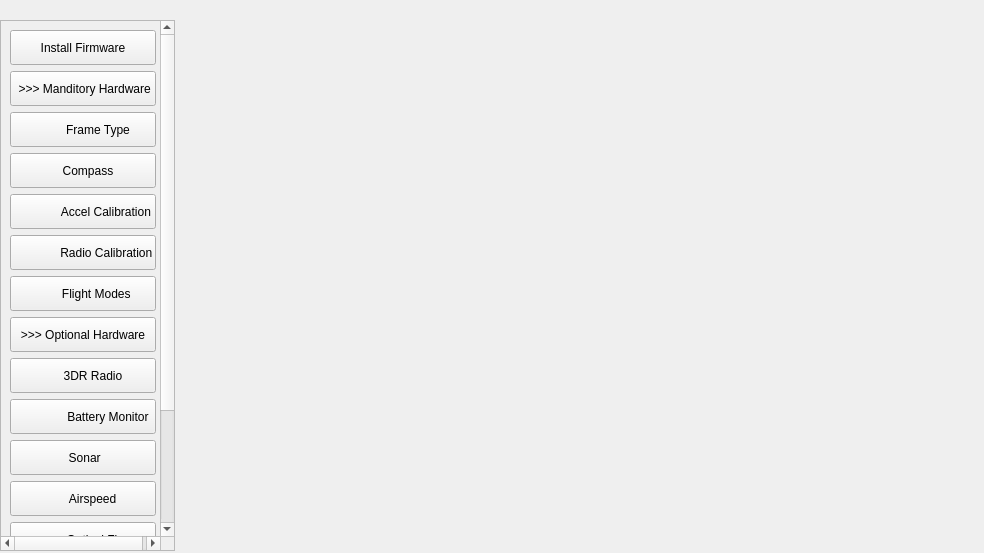
Above: src/ui/configuration/ApmHardwareConfig.ui from mavlink/qgroundcontrol before the change. Below: the same form after it.
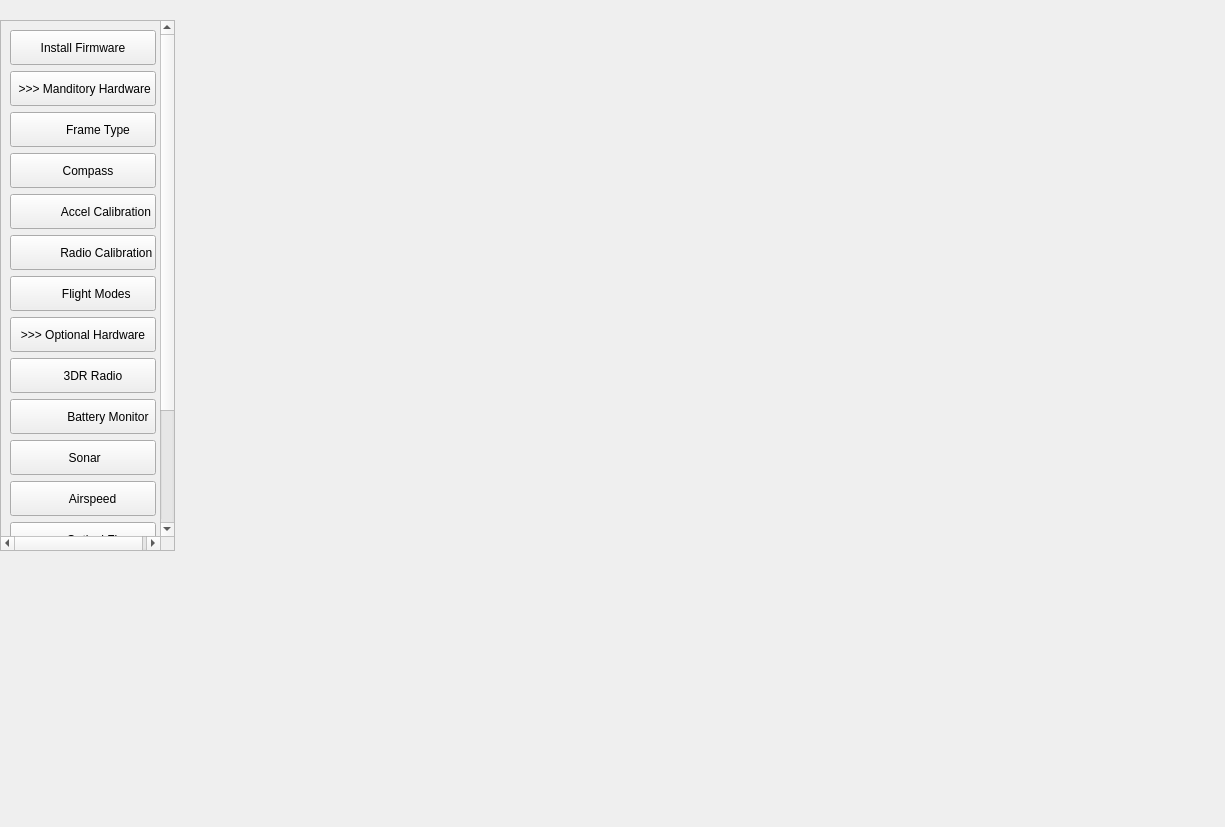
That is the form after the change.

Commit message: Change in implementation details for Camera Gimbal Config, usable now, but needs more error checking.

```diff
--- a/src/ui/configuration/ApmHardwareConfig.ui
+++ b/src/ui/configuration/ApmHardwareConfig.ui
@@ -6,8 +6,8 @@
    <rect>
     <x>0</x>
     <y>0</y>
-    <width>984</width>
-    <height>553</height>
+    <width>1225</width>
+    <height>827</height>
    </rect>
   </property>
   <property name="windowTitle">
@@ -313,8 +313,8 @@
     <rect>
      <x>200</x>
      <y>30</y>
-     <width>721</width>
-     <height>491</height>
+     <width>921</width>
+     <height>761</height>
     </rect>
    </property>
    <property name="currentIndex">
```
The commit also changes 3 other files.
